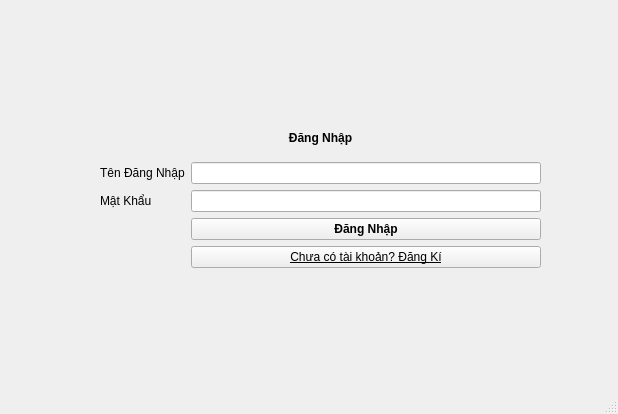
Old version of the form ui/login.ui in the repository vinhnt21/PTA_TodoApp.
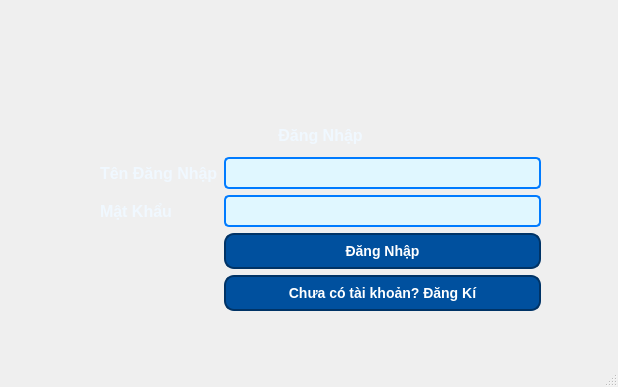
New version of the form.

Commit message: Refactor UI styles and remove outdated project structure documentation

Diff of the .ui file:
```diff
--- a/ui/login.ui
+++ b/ui/login.ui
@@ -7,12 +7,63 @@
     <x>0</x>
     <y>0</y>
     <width>618</width>
-    <height>414</height>
+    <height>387</height>
    </rect>
   </property>
   <property name="windowTitle">
    <string>Đăng Nhập </string>
   </property>
+  <property name="styleSheet">
+   <string notr="true">/* Gradient background for the entire application */
+QWidget {
+    background: qlineargradient(
+        spread: pad, 
+        x1: 0, y1: 0, 
+        x2: 1, y2: 1, 
+        stop: 0 #003366,   /* Dark blue */
+        stop: 0.33 #00509E, /* Medium blue */
+        stop: 0.66 #007BFF, /* Bright blue */
+        stop: 1 #89CFF0    /* Light blue */
+    );
+    color: white; /* Default text color for contrast */
+}
+
+/* Style for push buttons with hover effect */
+QPushButton {
+    background-color: #00509E; /* Medium blue */
+    border: 2px solid #003366; /* Darker border for contrast */
+    border-radius: 10px;       /* Rounded corners */
+    padding: 8px 15px;         /* Padding inside the button */
+    color: white;              /* White text */
+    font-size: 14px;           /* Button font size */
+    font-weight: bold;         /* Bold text */
+}
+
+/* Hover effect for buttons */
+QPushButton:hover {
+    background-color: #007BFF; /* Bright blue on hover */
+    border: 2px solid #89CFF0; /* Lighter border on hover */
+    color: #F0F8FF;            /* Slightly lighter text */
+}
+
+/* Style for line edit */
+QLineEdit {
+    background-color: #E0F7FF; /* Light blue for contrast */
+    border: 2px solid #007BFF; /* Bright blue border */
+    border-radius: 5px;        /* Slightly rounded corners */
+    padding: 5px;              /* Padding inside the field */
+    color: #003366;            /* Dark text for readability */
+    font-size: 14px;
+}
+
+/* Style for labels */
+QLabel {
+    color: #F0F8FF;            /* Light text for contrast */
+    font-size: 16px;           /* Slightly larger font for visibility */
+    font-weight: bold;         /* Bold text */
+}
+</string>
+  </property>
   <widget class="QWidget" name="centralwidget">
    <widget class="QWidget" name="verticalLayoutWidget">
     <property name="geometry">
@@ -20,7 +71,7 @@
       <x>100</x>
       <y>120</y>
       <width>441</width>
-      <height>148</height>
+      <height>191</height>
      </rect>
     </property>
     <layout class="QVBoxLayout" name="verticalLayout">
@@ -28,6 +79,7 @@
       <widget class="QLabel" name="label_3">
        <property name="font">
         <font>
+         <pointsize>-1</pointsize>
          <weight>75</weight>
          <bold>true</bold>
         </font>
@@ -66,6 +118,7 @@
         <widget class="QPushButton" name="btn_login">
          <property name="font">
           <font>
+           <pointsize>-1</pointsize>
            <weight>75</weight>
            <bold>true</bold>
           </font>
@@ -82,7 +135,9 @@
         <widget class="QPushButton" name="btn_open_register_window">
          <property name="font">
           <font>
-           <underline>true</underline>
+           <pointsize>-1</pointsize>
+           <weight>75</weight>
+           <bold>true</bold>
           </font>
          </property>
          <property name="text">
```
The commit also changes 7 other files.
